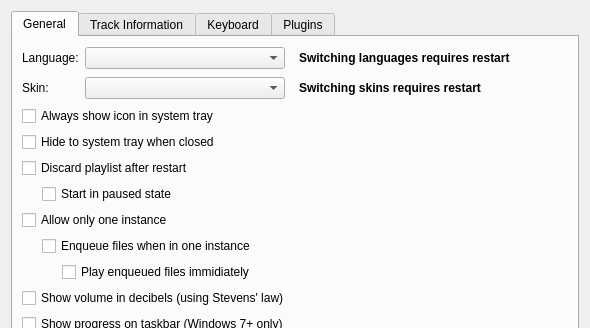
Above: src/preferencesDialog.ui from nulloy/nulloy before the change; both pictures show x 0 to 590 and y 0 to 328 of the 590 by 565 pixel window. Below: the same form after it.
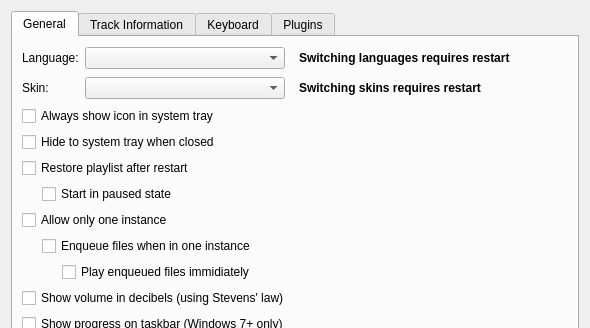
That is the form after the change. Custom widgets are drawn as their Qt base class.

Commit message: renamed DiscardPlaylist -> RestorePlaylist

Diff of the .ui file:
```diff
--- a/src/preferencesDialog.ui
+++ b/src/preferencesDialog.ui
@@ -178,7 +178,7 @@
          <item>
           <widget class="QCheckBox" name="discardPlaylistCheckBox">
            <property name="text">
-            <string>Discard playlist after restart</string>
+            <string>Restore playlist after restart</string>
            </property>
           </widget>
          </item>
```
Left out of the diff: 2 changed lines with no effect on the pictures. The commit also changes 5 other files.
